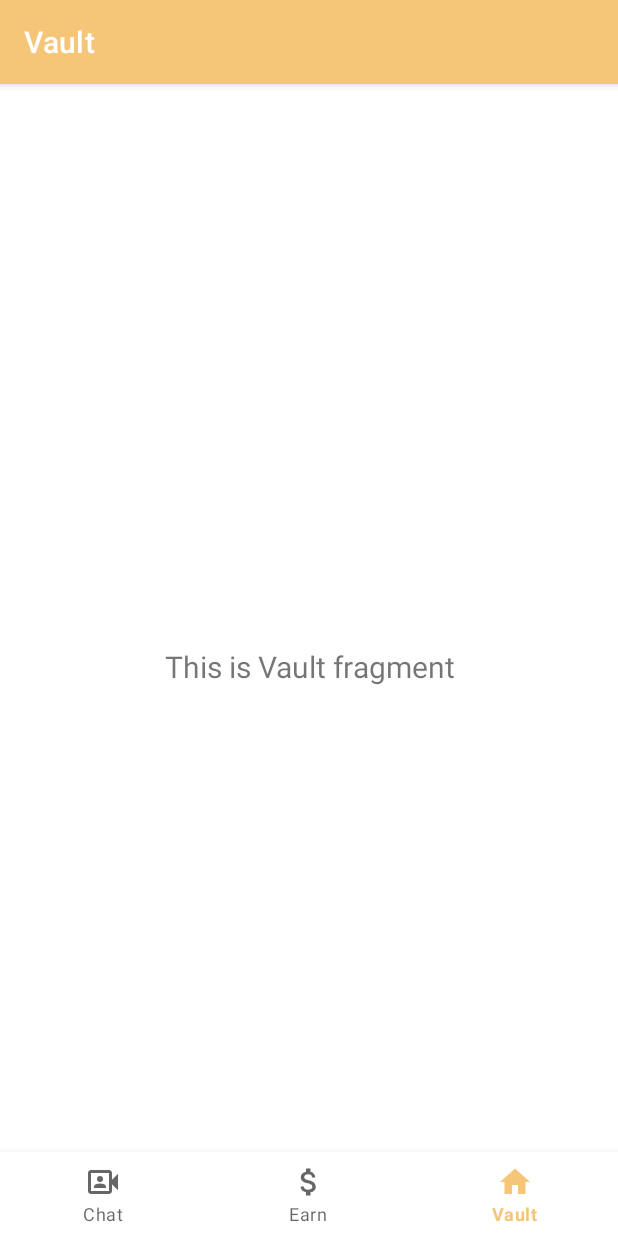
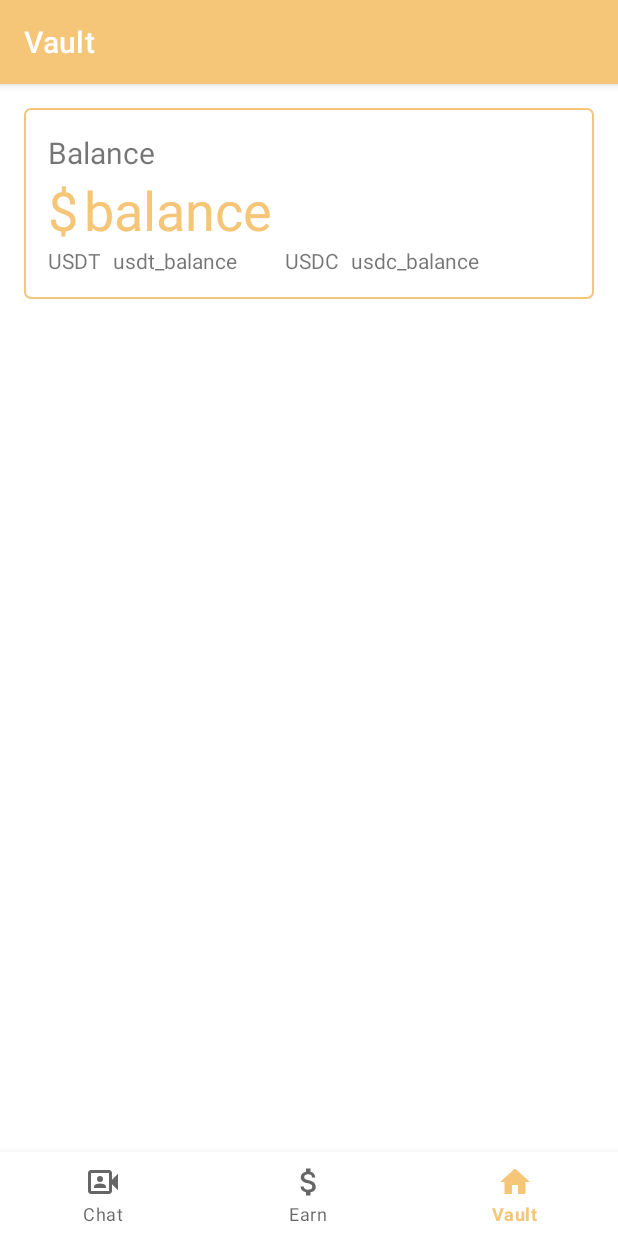
Before and after one commit to ivorie-io/ivorie-chat-android, an Android app: the VaultFragment screen opened through its navigation route, on a phone screen of 412 x 824 dp. Run offline under Robolectric (Android 15) with nearby library versions, the phone set to English and light mode, and no system bars; our stand-ins replace Picasso, Room's generated code, navigation-ui; pictures from the network do not load; 1 statement that could not run was skipped.

Commit message:
feat: add UI for displaying balance

```diff
--- a/app/src/main/java/com/ivoriechat/android/ui/VaultFragment.java
+++ b/app/src/main/java/com/ivoriechat/android/ui/VaultFragment.java
@@ -26,8 +26,7 @@ public class VaultFragment extends Fragment {
         binding = FragmentVaultBinding.inflate(inflater, container, false);
         View root = binding.getRoot();
 
-        final TextView textView = binding.textDashboard;
-        vaultViewModel.getText().observe(getViewLifecycleOwner(), textView::setText);
+        // vaultViewModel.getText().observe(getViewLifecycleOwner(), textView::setText);
         return root;
     }
 
--- a/app/src/main/res/layout/fragment_vault.xml
+++ b/app/src/main/res/layout/fragment_vault.xml
@@ -7,17 +7,91 @@
     android:layout_height="match_parent"
     tools:context=".ui.VaultFragment">
 
-    <TextView
-        android:id="@+id/text_dashboard"
-        android:layout_width="match_parent"
+
+    <LinearLayout
+        android:layout_width="0dp"
         android:layout_height="wrap_content"
-        android:layout_marginStart="8dp"
-        android:layout_marginTop="8dp"
-        android:layout_marginEnd="8dp"
-        android:textAlignment="center"
-        android:textSize="20sp"
-        app:layout_constraintBottom_toBottomOf="parent"
+        android:layout_margin="@dimen/large_margin"
+        android:padding="@dimen/large_padding"
+        android:orientation="vertical"
+        android:background="@drawable/layout_border"
         app:layout_constraintEnd_toEndOf="parent"
         app:layout_constraintStart_toStartOf="parent"
-        app:layout_constraintTop_toTopOf="parent" />
+        app:layout_constraintTop_toTopOf="parent">
+
+        <TextView
+            android:id="@+id/balance_label_text"
+            android:layout_width="wrap_content"
+            android:layout_height="wrap_content"
+            android:textSize="@dimen/text_size_headline_size_4"
+            android:text="@string/balance_label" />
+
+        <LinearLayout
+            android:layout_width="match_parent"
+            android:layout_height="wrap_content"
+            android:orientation="horizontal">
+
+            <TextView
+                android:id="@+id/balance_unit_text"
+                android:layout_width="wrap_content"
+                android:layout_height="wrap_content"
+                android:textSize="@dimen/text_size_headline_size_2"
+                android:textColor="@color/ivorie_theme"
+                android:text="@string/balance_unit" />
+
+            <TextView
+                android:id="@+id/aggregate_balance_text"
+                android:layout_width="wrap_content"
+                android:layout_height="wrap_content"
+                android:layout_marginStart="@dimen/small_margin"
+                android:textSize="@dimen/text_size_headline_size_2"
+                android:textColor="@color/ivorie_theme"
+                android:text="@string/balance_value" />
+        </LinearLayout>
+
+        <androidx.constraintlayout.widget.ConstraintLayout
+            android:layout_width="match_parent"
+            android:layout_height="match_parent">
+
+            <TextView
+                android:id="@+id/usdt_label"
+                android:layout_width="wrap_content"
+                android:layout_height="wrap_content"
+                android:text="@string/usdt"
+                app:layout_constraintBottom_toBottomOf="parent"
+                app:layout_constraintStart_toStartOf="parent"
+                app:layout_constraintTop_toTopOf="parent" />
+
+            <TextView
+                android:id="@+id/usdt_balance_text"
+                android:layout_width="wrap_content"
+                android:layout_height="wrap_content"
+                android:text="@string/usdt_balance_text"
+                android:layout_marginStart="@dimen/medium_margin"
+                app:layout_constraintStart_toEndOf="@+id/usdt_label"
+                app:layout_constraintBottom_toBottomOf="parent"
+                app:layout_constraintTop_toTopOf="parent" />
+
+            <TextView
+                android:id="@+id/usdc_balance_label"
+                android:layout_width="wrap_content"
+                android:layout_height="wrap_content"
+                android:layout_marginStart="32dp"
+                android:text="@string/usdc"
+                app:layout_constraintStart_toEndOf="@+id/usdt_balance_text"
+                app:layout_constraintTop_toTopOf="parent"
+                app:layout_constraintBottom_toBottomOf="parent" />
+
+            <TextView
+                android:id="@+id/usdc_balance_text"
+                android:layout_width="wrap_content"
+                android:layout_height="wrap_content"
+                android:layout_marginStart="@dimen/medium_margin"
+                android:text="@string/usdc_balance_text"
+                app:layout_constraintStart_toEndOf="@+id/usdc_balance_label"
+                app:layout_constraintTop_toTopOf="parent"
+                app:layout_constraintBottom_toBottomOf="parent"/>
+        </androidx.constraintlayout.widget.ConstraintLayout>
+
+    </LinearLayout>
 </androidx.constraintlayout.widget.ConstraintLayout>
--- a/app/src/main/res/values/strings.xml
+++ b/app/src/main/res/values/strings.xml
@@ -60,4 +60,11 @@
     <string name="available_for_chat">Available for chat</string>
     <string name="connecting_video_call_in_progress">Connecing in progress</string>
     <string name="video_call_failed">Video call failed</string>
+    <string name="balance_label">Balance</string>
+    <string name="balance_unit">$</string>
+    <string name="balance_value">balance</string>
+    <string name="usdt">USDT</string>
+    <string name="usdt_balance_text">usdt_balance</string>
+    <string name="usdc">USDC</string>
+    <string name="usdc_balance_text">usdc_balance</string>
 </resources>
```
